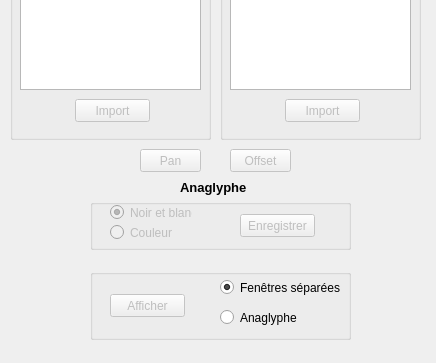
This is ui-optionWindow.ui in Direction-des-inventaires-forestiers/StereoPhoto as Qt 5 draws it before an edit; both pictures show x 0 to 436 and y 161 to 524 of the 436 by 524 pixel window. The edited form follows.
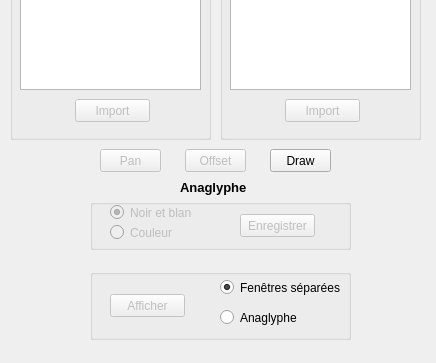
This is the edited form. Icons and pictures are not drawn.

```diff
--- a/ui-optionWindow.ui
+++ b/ui-optionWindow.ui
@@ -564,7 +564,7 @@
    </property>
    <property name="geometry">
     <rect>
-     <x>140</x>
+     <x>100</x>
      <y>310</y>
      <width>61</width>
      <height>23</height>
@@ -583,7 +583,7 @@
    </property>
    <property name="geometry">
     <rect>
-     <x>230</x>
+     <x>185</x>
      <y>310</y>
      <width>61</width>
      <height>23</height>
@@ -596,6 +596,22 @@
     <bool>true</bool>
    </property>
   </widget>
+  <widget class="QPushButton" name="drawButton">
+   <property name="geometry">
+    <rect>
+     <x>270</x>
+     <y>310</y>
+     <width>61</width>
+     <height>23</height>
+    </rect>
+   </property>
+   <property name="text">
+    <string>Draw</string>
+   </property>
+   <property name="checkable">
+    <bool>true</bool>
+   </property>
+  </widget>
   <zorder>groupBoxCyan</zorder>
   <zorder>label_5</zorder>
   <zorder>label_6</zorder>
```
Left out of the diff: 1 changed line with no effect on the pictures.
